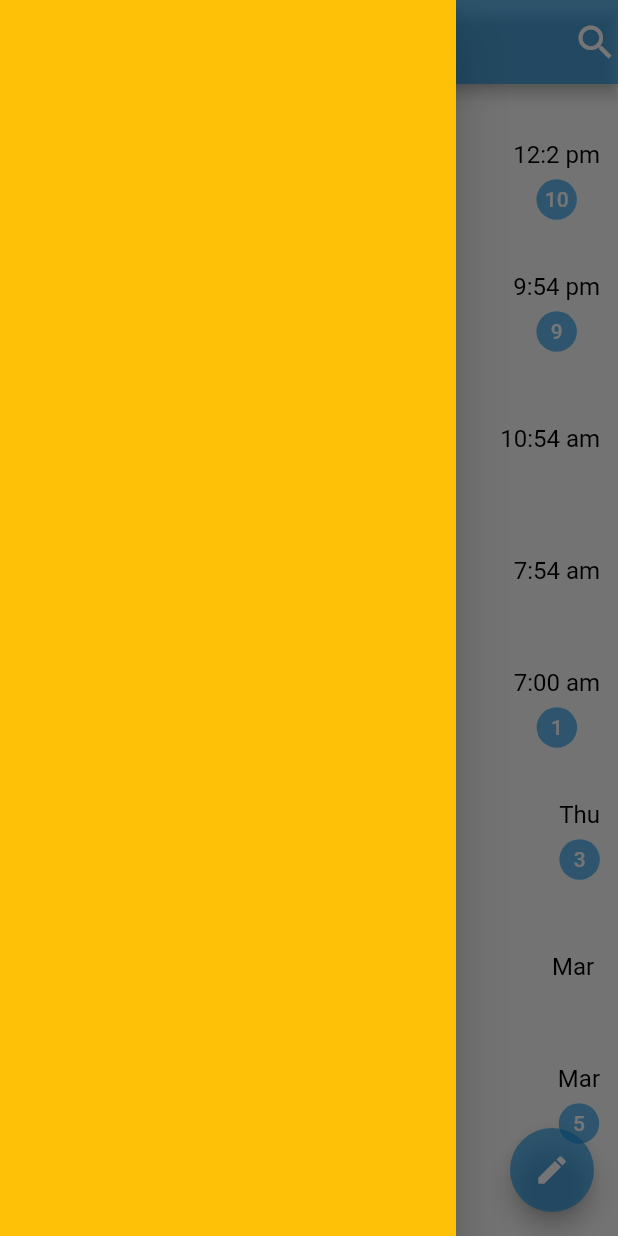
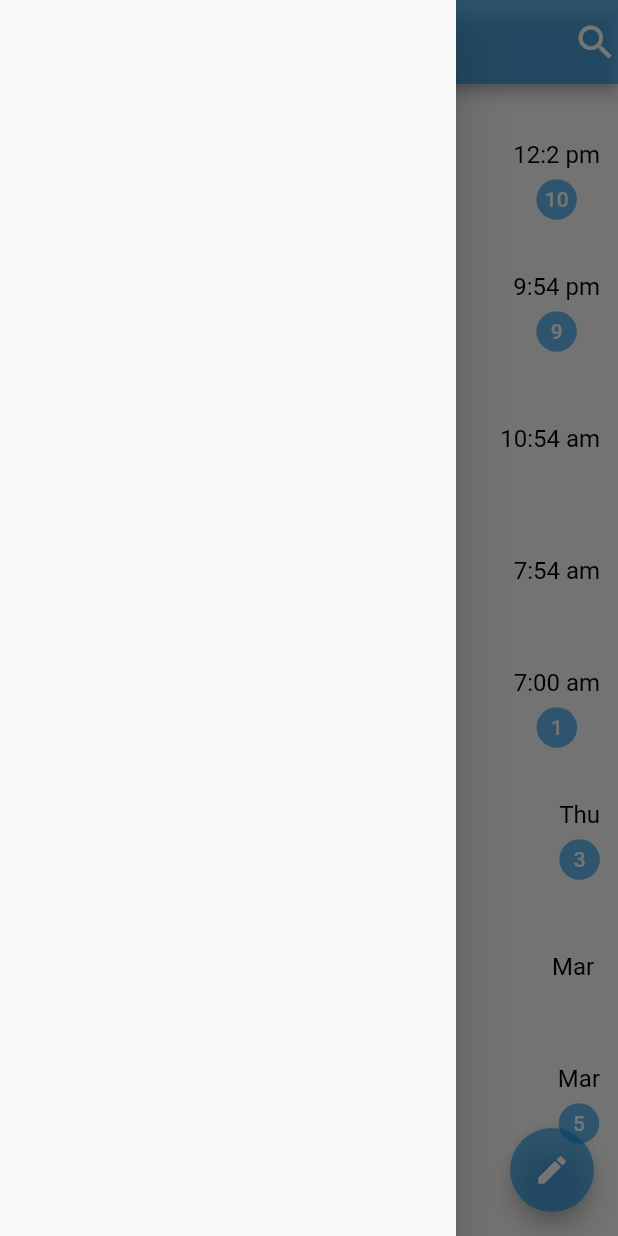
Before and after one commit to hilbeen0/telegramclone, a Flutter app: the chat screen opened by its route, with the side drawer open, on a phone screen of 412 x 824 dp. Run offline on Flutter 3.47's test engine with Material 2 defaults, Android fonts, the phone set to English and light mode, and no system bars; missing offline and left inert: dart:ffi.

Commit message:
return listview

```diff
--- a/lib/alind/profileScreen.dart
+++ b/lib/alind/profileScreen.dart
@@ -7,10 +7,8 @@ class profile extends StatelessWidget {
 
   @override
   Widget build(BuildContext context) {
-    return Container(
-      width: 12,
-      height: 12,
-      color: Colors.amber,
+    return ListView(
+      children: [],
     );
   }
 }
```
